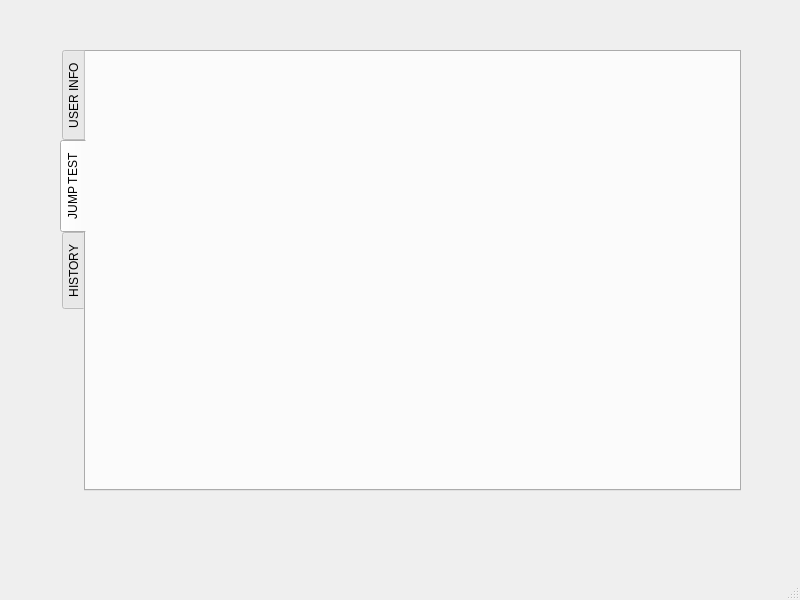
Before: the Qt Designer form ACL/mainwindow.ui in Pocket99/3D_CNN_KNEE_FLEXION_ANGLE_ESTIMATION, drawn with Qt 5.
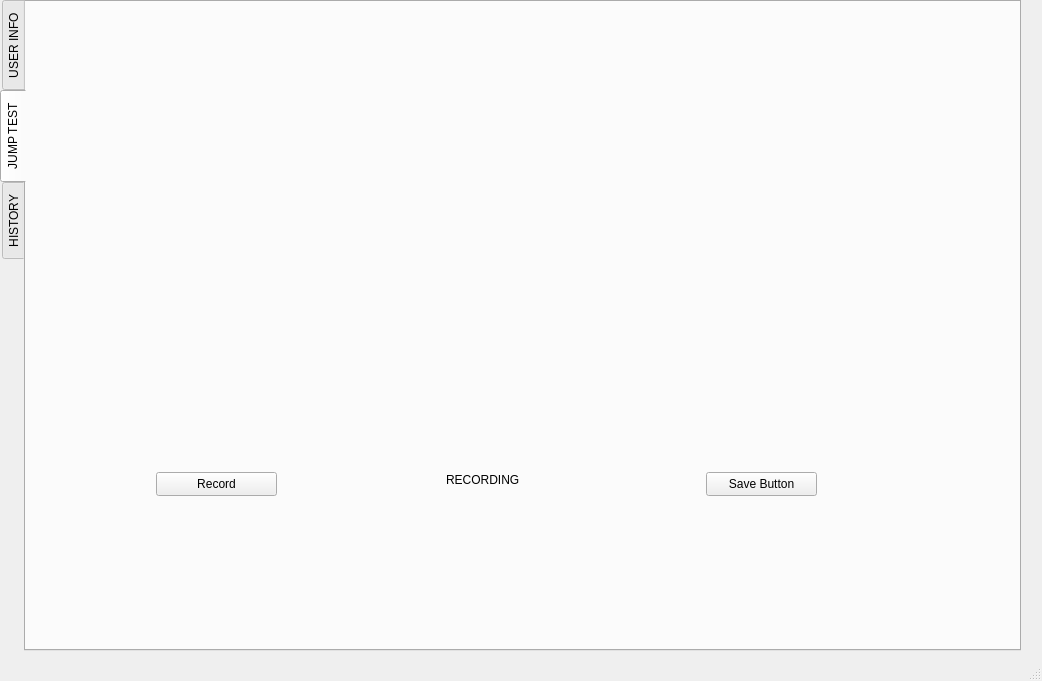
After: the same form once the commit is applied. The open tabs and pages were chosen to show the change.

Commit message: record video

What changed in the file:
```diff
--- a/ACL/mainwindow.ui
+++ b/ACL/mainwindow.ui
@@ -6,8 +6,8 @@
    <rect>
     <x>0</x>
     <y>0</y>
-    <width>800</width>
-    <height>600</height>
+    <width>1042</width>
+    <height>681</height>
    </rect>
   </property>
   <property name="windowTitle">
@@ -17,10 +17,10 @@
    <widget class="QTabWidget" name="tabWidget">
     <property name="geometry">
      <rect>
-      <x>60</x>
-      <y>50</y>
-      <width>681</width>
-      <height>441</height>
+      <x>0</x>
+      <y>0</y>
+      <width>1021</width>
+      <height>651</height>
      </rect>
     </property>
     <property name="layoutDirection">
@@ -59,6 +59,61 @@
      <attribute name="title">
       <string>JUMP TEST</string>
      </attribute>
+     <widget class="QPushButton" name="captureButton">
+      <property name="geometry">
+       <rect>
+        <x>130</x>
+        <y>470</y>
+        <width>121</width>
+        <height>24</height>
+       </rect>
+      </property>
+      <property name="text">
+       <string>Record</string>
+      </property>
+     </widget>
+     <widget class="QPushButton" name="saveButton">
+      <property name="geometry">
+       <rect>
+        <x>680</x>
+        <y>470</y>
+        <width>111</width>
+        <height>24</height>
+       </rect>
+      </property>
+      <property name="text">
+       <string>Save Button</string>
+      </property>
+     </widget>
+     <widget class="QLabel" name="ImageCapture">
+      <property name="enabled">
+       <bool>true</bool>
+      </property>
+      <property name="geometry">
+       <rect>
+        <x>120</x>
+        <y>30</y>
+        <width>681</width>
+        <height>381</height>
+       </rect>
+      </property>
+      <property name="text">
+       <string/>
+      </property>
+     </widget>
+     <widget class="QLabel" name="recordingLabel">
+      <property name="geometry">
+       <rect>
+        <x>420</x>
+        <y>470</y>
+        <width>91</width>
+        <height>16</height>
+       </rect>
+      </property>
+      <property name="text">
+       <string>RECORDING</string>
+      </property>
+     </widget>
     </widget>
     <widget class="QWidget" name="tab_3">
      <attribute name="title">
```
Left out of the diff: 19 changed lines with no effect on the pictures. The commit also changes 5 other files.
